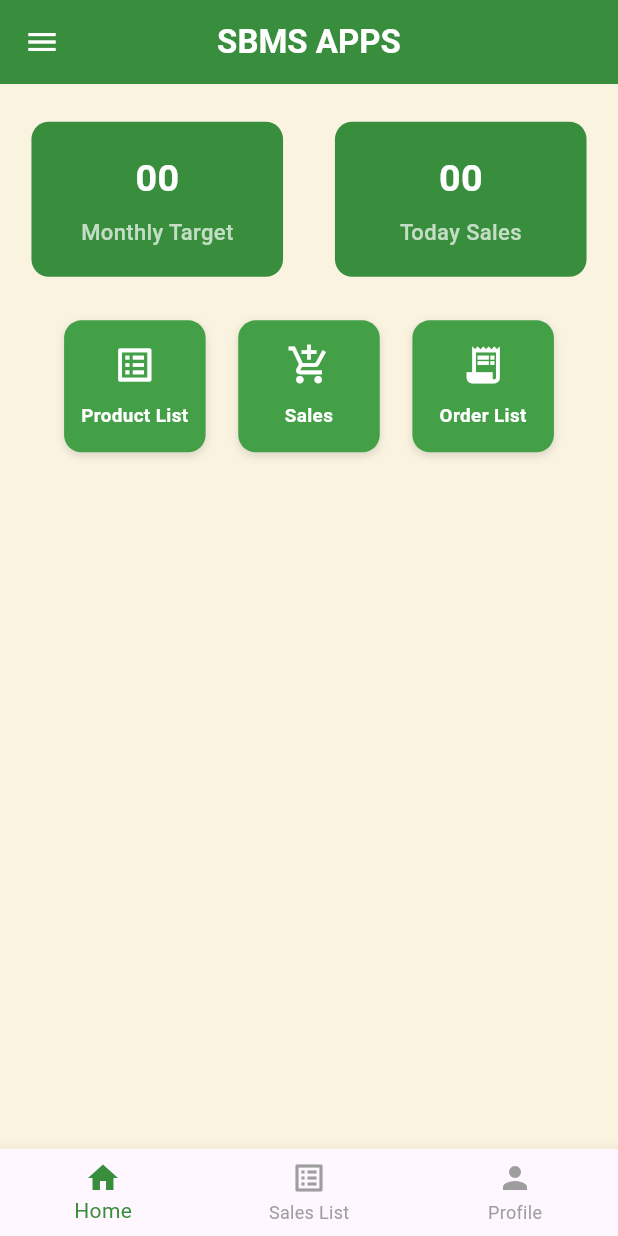
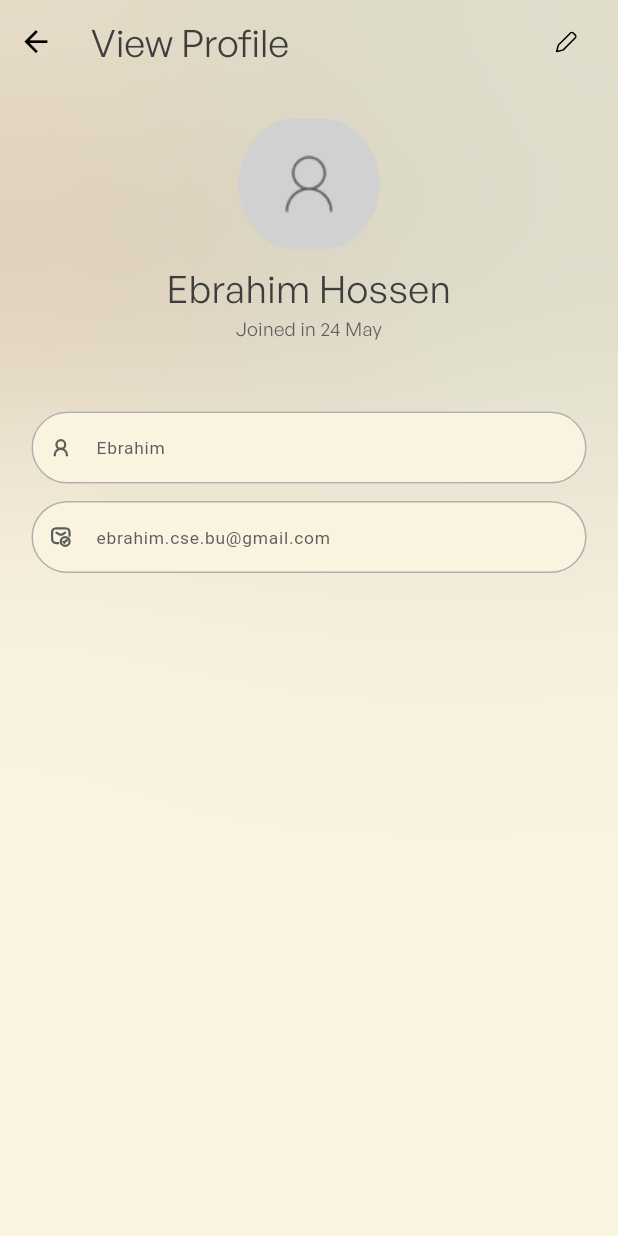
Before and after one commit to ebrahim48/sbms_app, a Flutter app: the HomeScreen screen opened by its route, after a tap on "Sales", on a phone screen of 412 x 824 dp. Run offline on Flutter 3.47's test engine with Material 3 defaults, Android fonts, the phone set to English and light mode, and no system bars; drawn by our look-alikes of toastification; our stand-ins replace cached_network_image, device_preview, flutter_screenutil, flutter_svg, get, go_router and 5 more.

Commit message:
all done

```diff
--- a/lib/core/config/app_routes/app_routes.dart
+++ b/lib/core/config/app_routes/app_routes.dart
@@ -9,6 +9,8 @@ import 'package:sbms_apps/core/presentations/screens/home/product_list_screen.da
 import '../../presentations/screens/auth/signin/sign_in _screen.dart';
 import '../../presentations/screens/onboarding/onboarding_screen.dart';
 import '../../presentations/screens/onboarding/onboarding_start_screen.dart';
+import '../../presentations/screens/profile/view_profile_screen.dart';
+import '../../presentations/screens/profile/view_update_profile_screen.dart';
 import '../../presentations/screens/splash/splash_screen.dart';
 
 class AppRoutes {
@@ -24,6 +26,8 @@ class AppRoutes {
   static const String productListScreen = "/productListScreen";
   static const String createScreen = "/createScreen";
   static const String orderListScreen = "/orderListScreen";
+  static const String viewProfileScreen = "/viewProfileScreen";
+  static const String editProfileScreen = "/editProfileScreen";
 
 
 
@@ -109,6 +113,18 @@ class AppRoutes {
         pageBuilder:
             (context, state) => _customTransitionPage(OrderListScreen(), state),
       ),
+      GoRoute(
+        path: viewProfileScreen,
+        name: viewProfileScreen,
+        pageBuilder:
+            (context, state) => _customTransitionPage(ViewProfileScreen(), state),
+      ),
+      GoRoute(
+        path: editProfileScreen,
+        name: editProfileScreen,
+        pageBuilder:
+            (context, state) => _customTransitionPage(EditProfileScreen(), state),
+      ),
 
 
 
--- a/lib/core/constants/app_strings.dart
+++ b/lib/core/constants/app_strings.dart
@@ -1,5 +1,5 @@
 class AppString{
-  static const String limitIt = 'LimitIt';
+  static const String limitIt = 'SBMS';
   static const String welcomeLimitIt = 'Welcome to Sbms';
   static const String starting = 'Staring today,let’s focus better and\naccomplish your dreams';
   static const String start = 'Get Started';
--- a/lib/core/presentations/screens/home/home_screen.dart
+++ b/lib/core/presentations/screens/home/home_screen.dart
@@ -29,7 +29,9 @@ class HomeScreen extends StatelessWidget {
         selectedItemColor: Colors.green[700],
         unselectedItemColor: Colors.grey,
         currentIndex: 0,
-        onTap: (index) {},
+        onTap: (index) {
+
+        },
         items: const [
           BottomNavigationBarItem(icon: Icon(Icons.home), label: 'Home'),
           BottomNavigationBarItem(icon: Icon(Icons.list_alt), label: 'Sales List'),
@@ -65,6 +67,7 @@ class HomeScreen extends StatelessWidget {
                   icon: Icons.add_shopping_cart,
                   title: "Sales",
                   onTap: () {
+                    context.pushNamed(AppRoutes.viewProfileScreen);
 
                   },
                 ),
--- /dev/null
+++ b/lib/core/presentations/screens/profile/view_profile_screen.dart
@@ -0,0 +1,153 @@
+import 'dart:ui';
+
+import 'package:flutter/material.dart';
+import 'package:flutter_screenutil/flutter_screenutil.dart';
+import 'package:go_router/go_router.dart';
+import '../../../../../core/constants/app_colors.dart';
+import '../../../../global/custom_assets/assets.gen.dart';
+import '../../../config/app_routes/app_routes.dart';
+import '../../widgets/custom_text.dart';
+import '../../widgets/custom_text_field.dart';
+
+
+class ViewProfileScreen extends StatelessWidget {
+  ViewProfileScreen({super.key});
+
+  @override
+  Widget build(BuildContext context) {
+
+    return Scaffold(
+      appBar: AppBar(
+        forceMaterialTransparency: true,
+        backgroundColor: Colors.transparent,
+        elevation: 0,
+        automaticallyImplyLeading: false,
+        titleSpacing: 0,
+        title: Row(
+          children: [
+            IconButton(
+              padding: EdgeInsets.zero,
+              icon: Icon(Icons.arrow_back, color: Colors.black, size: 24.r),
+              onPressed: () => Navigator.pop(context),
+            ),
+            SizedBox(width: 12.w),
+            CustomText(
+              text: "View Profile",
+              color: AppColors.textColor3D3D3D,
+              fontsize: 24.sp,
+              fontWeight: FontWeight.w500,
+            ),
+          ],
+        ),
+        actions: [
+          Padding(
+            padding: EdgeInsets.only(right: 10.w),
+            child: IconButton(
+              onPressed: () {
+                context.pushNamed(AppRoutes.editProfileScreen);
+              },
+              icon: Assets.icons.edit.svg(),
+            ),
+          ),
+        ],
+      ),
+      body: Stack(
+        children: [
+          Positioned(
+            top: 18.h,
+            left: 109.w,
+            child: Container(
+              width: 259.w,
+              height: 195.h,
+              decoration: BoxDecoration(
+                color: AppColors.primaryColor.withOpacity(0.5),
+                shape: BoxShape.circle,
+              ),
+              child: BackdropFilter(
+                filter: ImageFilter.blur(sigmaX: 100, sigmaY: 100),
+                child: Container(
+                  decoration: BoxDecoration(
+                    color: Colors.transparent,
+                  ),
+                ),
+              ),
+            ),
+          ),
+          Container(
+            width: 158.w,
+            height: 219.h,
+            decoration: BoxDecoration(
+              color: AppColors.textColor803D20.withOpacity(0.3),
+              shape: BoxShape.circle,
+            ),
+            child: BackdropFilter(
+              filter: ImageFilter.blur(sigmaX: 100, sigmaY: 100),
+              child: Container(
+                decoration: BoxDecoration(
+                  color: Colors.transparent,
+                ),
+              ),
+            ),
+          ),
+          SingleChildScrollView(
+            child: Padding(
+              padding: EdgeInsets.symmetric(horizontal: 20.w),
+              child: Column(
+                crossAxisAlignment: CrossAxisAlignment.center,
+                children: [
+                  SizedBox(height: 24.h),
+                  Center(
+                    child: ClipRRect(
+                      borderRadius: BorderRadius.circular(40.r),
+                      child: Image.asset(
+                        "assets/images/viewProfile.png",
+                        width: 90.w,
+                        height: 90.h,
+                        fit: BoxFit.cover,
+                      ),),
+                  ),
+                  SizedBox(height: 8.h),
+                  CustomText(
+                    text: 'Ebrahim Hossen',
+                    fontsize: 24.sp,
+                    color: AppColors.textColor3D3D3D,
+                  ),
+                  CustomText(
+                    text: 'Joined in 24 May',
+                    fontsize: 12.sp,
+                    color: AppColors.textColor5D5D5D,
+                  ),
+
+                  SizedBox(height: 48.h),
+
+                  CustomTextField(
+                      hintextColor: AppColors.textColor5D5D5D,
+                      controller: nameCtrl,
+                      hintText: "Ebrahim",
+                      prefixIcon: Assets.icons.profileview.svg()),
+                  CustomTextField(
+                      hintextColor: AppColors.textColor5D5D5D,
+                      controller: emailCtrl,
+                      hintText: "ebrahim.cse.bu@gmail.com",
+                      prefixIcon: Assets.icons.email.svg(),
+                      isEmail: true),
+
+
+
+
+                  SizedBox(height: 60.h),
+
+
+                ],
+              ),
+            ),
+          ),
+        ],
+      ),
+    );
+  }
+  final TextEditingController nameCtrl = TextEditingController();
+  final TextEditingController emailCtrl = TextEditingController();
+
+
+}
--- a/lib/global/custom_assets/assets.gen.dart
+++ b/lib/global/custom_assets/assets.gen.dart
@@ -9,8 +9,28 @@
 // ignore_for_file: type=lint
 // ignore_for_file: deprecated_member_use,directives_ordering,implicit_dynamic_list_literal,unnecessary_import
 
+import 'package:flutter/services.dart';
 import 'package:flutter/widgets.dart';
+import 'package:flutter_svg/flutter_svg.dart' as _svg;
 import 'package:lottie/lottie.dart' as _lottie;
+import 'package:vector_graphics/vector_graphics.dart' as _vg;
+
+class $AssetsIconsGen {
+  const $AssetsIconsGen();
+
+  /// File path: assets/icons/edit.svg
+  SvgGenImage get edit => const SvgGenImage('assets/icons/edit.svg');
+
+  /// File path: assets/icons/email.svg
+  SvgGenImage get email => const SvgGenImage('assets/icons/email.svg');
+
+  /// File path: assets/icons/profileview.svg
+  SvgGenImage get profileview =>
+      const SvgGenImage('assets/icons/profileview.svg');
+
+  /// List of all assets
+  List<SvgGenImage> get values => [edit, email, profileview];
+}
 
 class $AssetsImagesGen {
   const $AssetsImagesGen();
@@ -117,6 +137,7 @@ class $AssetsLottieGen {
 class Assets {
   const Assets._();
 
+  static const $AssetsIconsGen icons = $AssetsIconsGen();
   static const $AssetsImagesGen images = $AssetsImagesGen();
   static const $AssetsLottieGen lottie = $AssetsLottieGen();
 }
@@ -209,6 +230,80 @@ class AssetGenImageAnimation {
   final int frames;
 }
 
+class SvgGenImage {
+  const SvgGenImage(this._assetName, {this.size, this.flavors = const {}})
+    : _isVecFormat = false;
+
+  const SvgGenImage.vec(this._assetName, {this.size, this.flavors = const {}})
+    : _isVecFormat = true;
+
+  final String _assetName;
+  final Size? size;
+  final Set<String> flavors;
+  final bool _isVecFormat;
+
+  _svg.SvgPicture svg({
+    Key? key,
+    bool matchTextDirection = false,
+    AssetBundle? bundle,
+    String? package,
+    double? width,
+    double? height,
+    BoxFit fit = BoxFit.contain,
+    AlignmentGeometry alignment = Alignment.center,
+    bool allowDrawingOutsideViewBox = false,
+    WidgetBuilder? placeholderBuilder,
+    String? semanticsLabel,
+    bool excludeFromSemantics = false,
+    _svg.SvgTheme? theme,
+    _svg.ColorMapper? colorMapper,
+    ColorFilter? colorFilter,
+    Clip clipBehavior = Clip.hardEdge,
+    @deprecated Color? color,
+    @deprecated BlendMode colorBlendMode = BlendMode.srcIn,
+    @deprecated bool cacheColorFilter = false,
+  }) {
+    final _svg.BytesLoader loader;
+    if (_isVecFormat) {
+      loader = _vg.AssetBytesLoader(
+        _assetName,
+        assetBundle: bundle,
+        packageName: package,
+      );
+    } else {
+      loader = _svg.SvgAssetLoader(
+        _assetName,
+        assetBundle: bundle,
+        packageName: package,
+        theme: theme,
+        colorMapper: colorMapper,
+      );
+    }
+    return _svg.SvgPicture(
+      loader,
+      key: key,
+      matchTextDirection: matchTextDirection,
+      width: width,
+      height: height,
+      fit: fit,
+      alignment: alignment,
+      allowDrawingOutsideViewBox: allowDrawingOutsideViewBox,
+      placeholderBuilder: placeholderBuilder,
+      semanticsLabel: semanticsLabel,
+      excludeFromSemantics: excludeFromSemantics,
+      colorFilter:
+          colorFilter ??
+          (color == null ? null : ColorFilter.mode(color, colorBlendMode)),
+      clipBehavior: clipBehavior,
+      cacheColorFilter: cacheColorFilter,
+    );
+  }
+
+  String get path => _assetName;
+
+  String get keyName => _assetName;
+}
+
 class LottieGenImage {
   const LottieGenImage(this._assetName, {this.flavors = const {}});
 
```
Also changed, not shown: lib/core/presentations/screens/home/order_list_screen.dart (+57 -6 lines), lib/core/presentations/screens/profile/view_update_profile_screen.dart (added, +206 -0 lines), assets/icons/edit.svg (added), assets/icons/email.svg (added), assets/icons/profileview.svg (added).
